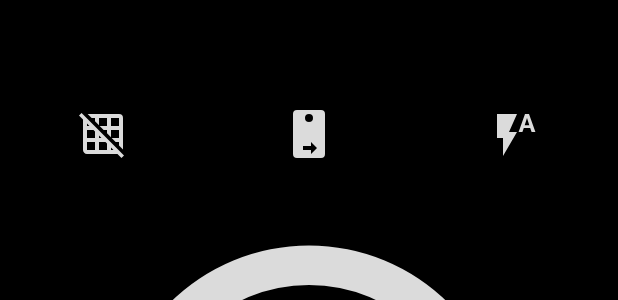
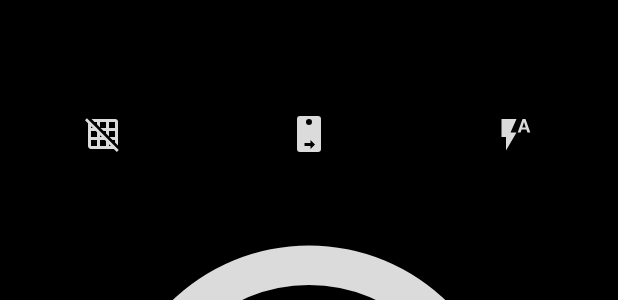
Before and after one commit to vshkl/PXLSRT, an Android app: the layout activity_camera.xml on its own in the app's theme, with its tools: preview values and no code run, on a phone screen of 412 x 824 dp. Shown: the part 532-832 px from the top of the screen. Run offline under Robolectric (Android 15) with nearby library versions, the phone set to English and light mode, and no system bars.

Commit message:
Increase padding for buttons at CameraActivity

```diff
--- a/app/src/main/res/layout/activity_camera.xml
+++ b/app/src/main/res/layout/activity_camera.xml
@@ -49,8 +49,8 @@
             android:layout_height="match_parent"
             android:layout_gravity="center"
             android:layout_weight="1"
-            android:paddingBottom="16dp"
-            android:paddingTop="16dp"
+            android:paddingBottom="20dp"
+            android:paddingTop="20dp"
             app:srcCompat="@drawable/ic_camera_grid_off"
             />
 
@@ -60,8 +60,8 @@
             android:layout_height="match_parent"
             android:layout_gravity="center"
             android:layout_weight="1"
-            android:paddingBottom="16dp"
-            android:paddingTop="16dp"
+            android:paddingBottom="20dp"
+            android:paddingTop="20dp"
             app:srcCompat="@drawable/ic_camera_rear"
             />
 
@@ -71,8 +71,8 @@
             android:layout_height="match_parent"
             android:layout_gravity="center"
             android:layout_weight="1"
-            android:paddingBottom="16dp"
-            android:paddingTop="16dp"
+            android:paddingBottom="20dp"
+            android:paddingTop="20dp"
             app:srcCompat="@drawable/ic_camera_flash_auto"
             />
 
```
